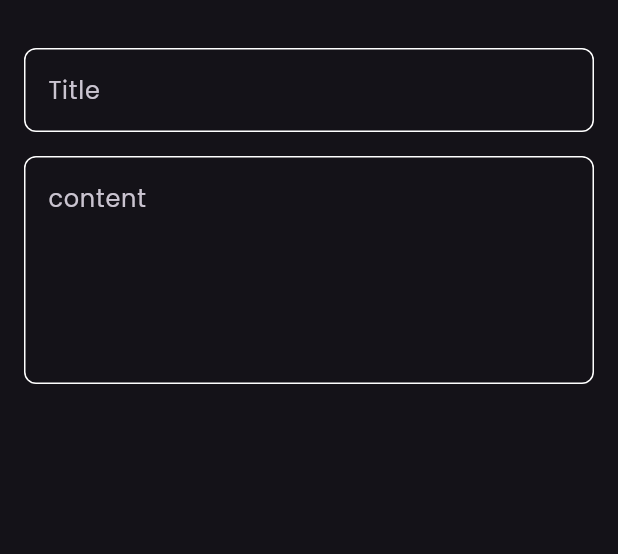
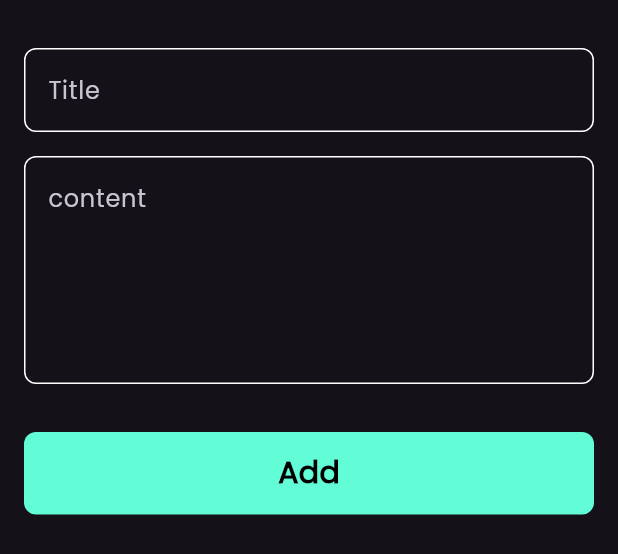
Before and after one commit to abo3amer69/notes_app, a Flutter app: the AddNoteButtomSheet widget shown alone on an empty page, opened directly, on a phone screen of 412 x 824 dp. Shown: the top 554 px of the screen. Run offline on Flutter 3.47's test engine with Material 3 defaults, Android fonts, the phone set to English and light mode, and no system bars; our stand-ins replace font_awesome_flutter.

Commit message:
finish note bottun sheet

```diff
--- a/lib/views/widgets/add_note_buttom_sheet.dart
+++ b/lib/views/widgets/add_note_buttom_sheet.dart
@@ -1,5 +1,8 @@
 import 'package:flutter/material.dart';
+import 'package:note_app/constants.dart';
 import 'package:note_app/views/widgets/custom_text_field.dart';
+
+import 'custom_button.dart';
 
 class AddNoteButtomSheet extends StatelessWidget {
   const AddNoteButtomSheet({super.key});
@@ -8,8 +11,9 @@ class AddNoteButtomSheet extends StatelessWidget {
   Widget build(BuildContext context) {
     return Padding(
       padding: const EdgeInsets.symmetric(horizontal: 16),
+      child: SingleChildScrollView(
         child: Column(
-        children:const[
+          children: const [
             SizedBox(
               height: 32,
             ),
@@ -23,7 +27,11 @@ class AddNoteButtomSheet extends StatelessWidget {
               hint: 'content',
               maxlines: 5,
             ),
+            SizedBox(height: 32,),
+            CustomButton(),
+            SizedBox(height: 16,),
           ],
+        ),
       ),
     );
   }
--- /dev/null
+++ b/lib/views/widgets/custom_button.dart
@@ -0,0 +1,30 @@
+import 'package:flutter/material.dart';
+
+import '../../constants.dart';
+
+class CustomButton extends StatelessWidget {
+  const CustomButton({super.key});
+
+  @override
+  Widget build(BuildContext context) {
+    return Container(
+      width: MediaQuery.of(context).size.width,
+      height: 55,
+      decoration: BoxDecoration(
+        color: KPrimaryColor,
+        borderRadius: BorderRadius.circular(
+          8,
+        ),
+      ),
+      child:const Center(
+          child: Text(
+        'Add',
+        style: TextStyle(
+          color: Colors.black,
+          fontWeight: FontWeight.bold,
+          fontSize: 20,
+        ),
+      )),
+    );
+  }
+}
```
Lines whose indentation alone changed are shown as unchanged.
